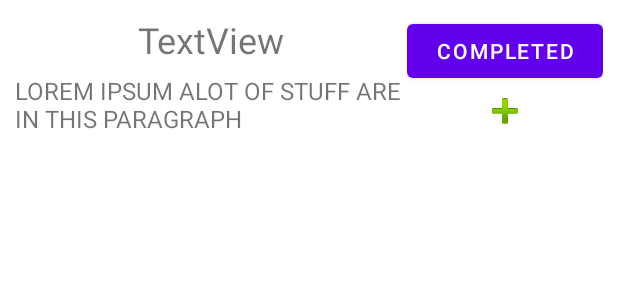
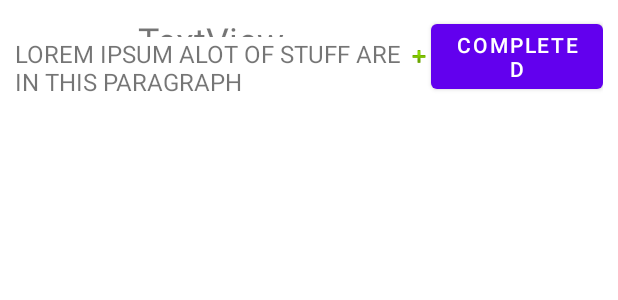
Before and after one commit to o-almasri/My-Medication-Tracker, an Android app: the layout card.xml on its own in the app's theme, with its tools: preview values and no code run, on a phone screen of 412 x 824 dp. Shown: the top 300 px of the screen. Run offline under Robolectric (Android 15) with nearby library versions, the phone set to English and light mode, and no system bars.

Commit message:
[#5] now you can mark  entries as completed

```diff
--- /dev/null
+++ b/MyMedicationTracker/app/src/debug/res/mipmap-anydpi-v26/doneimgtwo.xml
@@ -0,0 +1,5 @@
+<?xml version="1.0" encoding="utf-8"?>
+<adaptive-icon xmlns:android="http://schemas.android.com/apk/res/android">
+    <background android:drawable="@color/doneimgtwo_background"/>
+    <foreground android:drawable="@mipmap/doneimgtwo_foreground"/>
+</adaptive-icon>
--- /dev/null
+++ b/MyMedicationTracker/app/src/debug/res/values/doneimgtwo_background.xml
@@ -0,0 +1,4 @@
+<?xml version="1.0" encoding="utf-8"?>
+<resources>
+    <color name="doneimgtwo_background">#FFFFFF</color>
+</resources>
--- a/MyMedicationTracker/app/src/main/res/layout/card.xml
+++ b/MyMedicationTracker/app/src/main/res/layout/card.xml
@@ -12,6 +12,7 @@
         android:layout_width="match_parent"
         android:layout_height="match_parent"
         android:layout_weight="1"
+        android:gravity="center"
         android:orientation="vertical"
         android:weightSum="2">
 
@@ -38,22 +39,24 @@
         android:layout_width="match_parent"
         android:layout_height="wrap_content"
         android:layout_weight="2"
-        android:orientation="vertical">
+        android:gravity="center"
+        android:orientation="horizontal">
+
+        <ImageView
+            android:id="@+id/imageView"
+            android:layout_width="wrap_content"
+            android:layout_height="match_parent"
+            android:layout_gravity="center"
+            android:layout_weight="2"
+            tools:srcCompat="@android:drawable/ic_input_add" />
 
         <Button
             android:id="@+id/editbtn"
             android:layout_width="match_parent"
-            android:layout_height="match_parent"
+            android:layout_height="wrap_content"
             android:layout_weight="2"
             android:text="Completed" />
 
-        <ImageView
-            android:id="@+id/imageView"
-            android:layout_width="wrap_content"
-            android:layout_height="wrap_content"
-            android:layout_gravity="center"
-            android:layout_weight="1"
-            tools:srcCompat="@android:drawable/ic_input_add" />
     </LinearLayout>
 
 </LinearLayout>
```
Also changed, not shown: MyMedicationTracker/app/src/main/java/com/example/mymedicationtracker/MainActivity.kt (+0 -10 lines), MyMedicationTracker/app/src/main/java/com/example/mymedicationtracker/adapter.kt (+9 -1 lines), MyMedicationTracker/app/src/debug/res/mipmap-hdpi/doneimg.png (added), MyMedicationTracker/app/src/debug/res/mipmap-hdpi/doneimgtwo_foreground.png (added), MyMedicationTracker/app/src/debug/res/mipmap-mdpi/doneimg.png (added), MyMedicationTracker/app/src/debug/res/mipmap-mdpi/doneimgtwo_foreground.png (added), MyMedicationTracker/app/src/debug/res/mipmap-xhdpi/doneimg.png (added), MyMedicationTracker/app/src/debug/res/mipmap-xhdpi/doneimgtwo_foreground.png (added), MyMedicationTracker/app/src/debug/res/mipmap-xxhdpi/doneimg.png (added), MyMedicationTracker/app/src/debug/res/mipmap-xxhdpi/doneimgtwo_foreground.png (added), MyMedicationTracker/app/src/debug/res/mipmap-xxxhdpi/doneimg.png (added), MyMedicationTracker/app/src/debug/res/mipmap-xxxhdpi/doneimgtwo_foreground.png (added).
